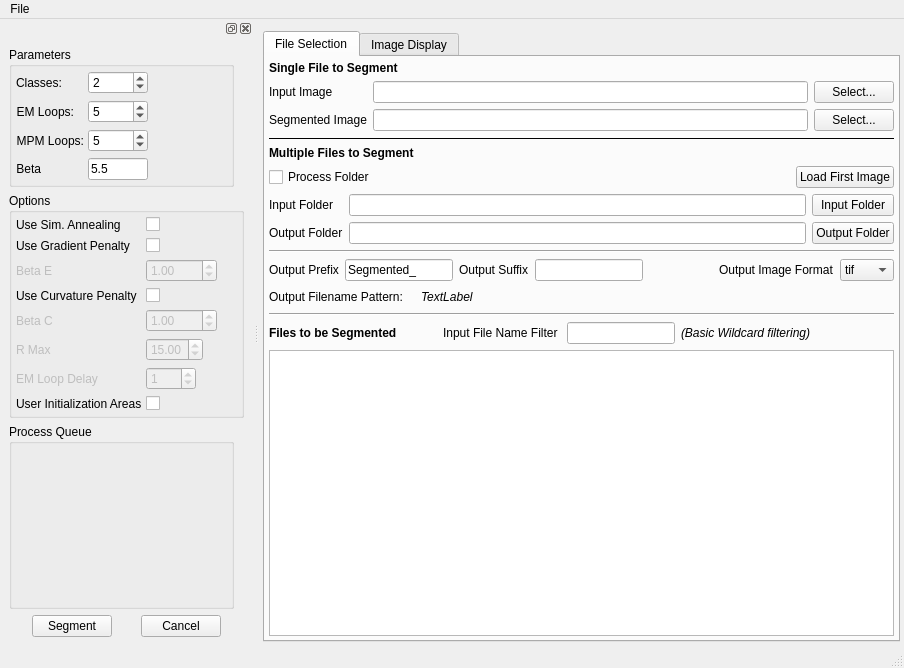
Old version of the form Code/EmMpmGui/UI_Files/EmMpmGui.ui in the repository BlueQuartzSoftware/EMMPMWorkbench.
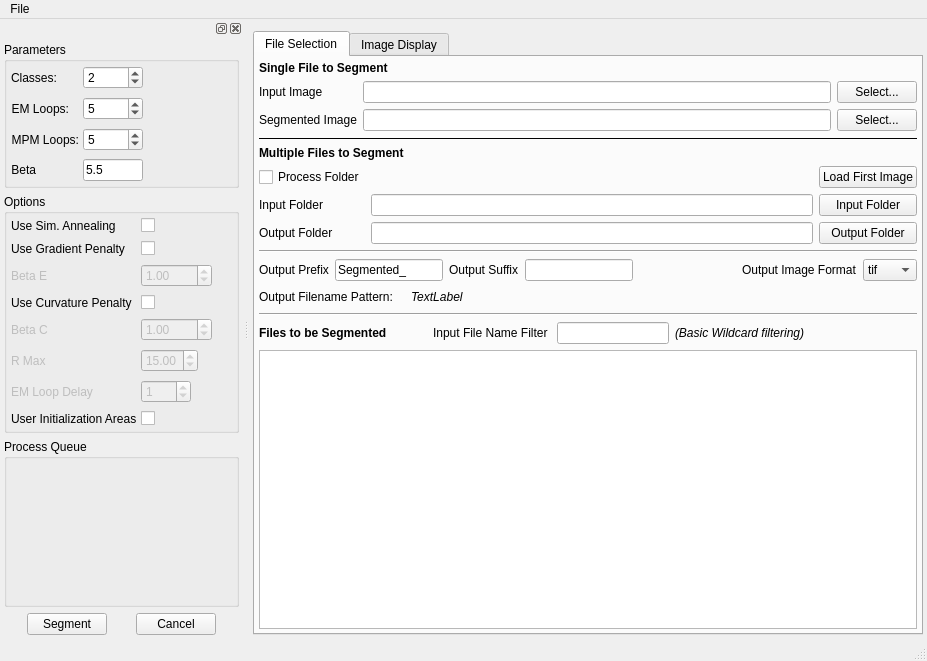
New version of the form. Icons and pictures are not drawn. Custom widgets are drawn as their Qt base class.

What changed in the file:
```diff
--- a/Code/EmMpmGui/UI_Files/EmMpmGui.ui
+++ b/Code/EmMpmGui/UI_Files/EmMpmGui.ui
@@ -6,8 +6,8 @@
    <rect>
     <x>0</x>
     <y>0</y>
-    <width>904</width>
-    <height>668</height>
+    <width>927</width>
+    <height>661</height>
    </rect>
   </property>
   <property name="sizePolicy">
@@ -51,7 +51,10 @@
        <attribute name="title">
         <string>File Selection</string>
        </attribute>
-       <layout class="QVBoxLayout" name="verticalLayout">
+       <layout class="QVBoxLayout" name="verticalLayout" stretch="0,0,0,0,0,0,0,0,0,0">
+        <property name="spacing">
+         <number>6</number>
+        </property>
         <property name="margin">
          <number>4</number>
         </property>
@@ -133,80 +136,66 @@
           </property>
          </widget>
         </item>
-        <item>
-         <layout class="QHBoxLayout" name="horizontalLayout_4">
-          <item>
-           <widget class="QCheckBox" name="processFolder">
-            <property name="enabled">
-             <bool>true</bool>
-            </property>
-            <property name="text">
-             <string>Process Folder</string>
-            </property>
-           </widget>
-          </item>
-          <item>
-           <spacer name="horizontalSpacer_9">
-            <property name="orientation">
-             <enum>Qt::Horizontal</enum>
-            </property>
-            <property name="sizeHint" stdset="0">
-             <size>
-              <width>40</width>
-              <height>20</height>
-             </size>
-            </property>
-           </spacer>
-          </item>
-          <item>
-           <widget class="QPushButton" name="loadFirstImageBtn">
-            <property name="text">
-             <string>Load First Image</string>
-            </property>
-           </widget>
-          </item>
-         </layout>
-        </item>
         <item>
          <layout class="QGridLayout" name="gridLayout_3">
-          <item row="0" column="1">
-           <widget class="QLabel" name="label_5">
-            <property name="text">
-             <string>Input Folder</string>
-            </property>
-           </widget>
-          </item>
+          <property name="verticalSpacing">
+           <number>6</number>
+          </property>
           <item row="1" column="1">
+           <widget class="QLabel" name="label_5">
+            <property name="text">
+             <string>Input Folder</string>
+            </property>
+           </widget>
+          </item>
+          <item row="2" column="1">
            <widget class="QLabel" name="label_15">
             <property name="text">
              <string>Output Folder</string>
             </property>
            </widget>
           </item>
-          <item row="1" column="2">
+          <item row="2" column="2">
            <widget class="QLineEdit" name="outputDirectoryLE">
             <property name="text">
              <string/>
             </property>
            </widget>
           </item>
-          <item row="0" column="2">
+          <item row="1" column="2">
            <widget class="QLineEdit" name="sourceDirectoryLE"/>
           </item>
-          <item row="0" column="3">
-           <widget class="QPushButton" name="sourceDirectoryBtn">
-            <property name="text">
-             <string>Input Folder</string>
-            </property>
-           </widget>
-          </item>
           <item row="1" column="3">
+           <widget class="QPushButton" name="sourceDirectoryBtn">
+            <property name="text">
+             <string>Input Folder</string>
+            </property>
+           </widget>
+          </item>
+          <item row="2" column="3">
            <widget class="QPushButton" name="outputDirectoryBtn">
             <property name="text">
              <string>Output Folder</string>
             </property>
            </widget>
           </item>
+          <item row="0" column="1">
+           <widget class="QCheckBox" name="processFolder">
+            <property name="enabled">
+             <bool>true</bool>
+            </property>
+            <property name="text">
+             <string>Process Folder</string>
+            </property>
+           </widget>
+          </item>
+          <item row="0" column="3">
+           <widget class="QPushButton" name="loadFirstImageBtn">
+            <property name="text">
+             <string>Load First Image</string>
+            </property>
+           </widget>
+          </item>
          </layout>
         </item>
         <item>
@@ -886,7 +875,7 @@
     <rect>
      <x>0</x>
      <y>0</y>
-     <width>904</width>
+     <width>927</width>
      <height>22</height>
     </rect>
    </property>
@@ -918,10 +907,16 @@
    </attribute>
    <widget class="QWidget" name="dockWidgetContents">
     <layout class="QVBoxLayout" name="verticalLayout_6">
+     <property name="spacing">
+      <number>6</number>
+     </property>
+     <property name="margin">
+      <number>4</number>
+     </property>
      <item>
       <widget class="QGroupBox" name="groupBox">
        <property name="sizePolicy">
-        <sizepolicy hsizetype="Maximum" vsizetype="Maximum">
+        <sizepolicy hsizetype="Preferred" vsizetype="Preferred">
          <horstretch>0</horstretch>
          <verstretch>0</verstretch>
         </sizepolicy>
@@ -943,7 +938,7 @@
          <number>4</number>
         </property>
         <property name="verticalSpacing">
-         <number>6</number>
+         <number>8</number>
         </property>
         <property name="margin">
          <number>4</number>
@@ -1163,7 +1158,7 @@
      <item>
       <widget class="QGroupBox" name="groupBox_2">
        <property name="sizePolicy">
-        <sizepolicy hsizetype="Minimum" vsizetype="Minimum">
+        <sizepolicy hsizetype="Preferred" vsizetype="Preferred">
          <horstretch>0</horstretch>
          <verstretch>0</verstretch>
         </sizepolicy>
@@ -1185,7 +1180,7 @@
          <number>4</number>
         </property>
         <property name="verticalSpacing">
-         <number>6</number>
+         <number>8</number>
         </property>
         <property name="margin">
          <number>4</number>
@@ -1368,7 +1363,7 @@
      <item>
       <widget class="QGroupBox" name="groupBox_3">
        <property name="sizePolicy">
-        <sizepolicy hsizetype="Maximum" vsizetype="Expanding">
+        <sizepolicy hsizetype="Preferred" vsizetype="Preferred">
          <horstretch>0</horstretch>
          <verstretch>0</verstretch>
         </sizepolicy>
```
